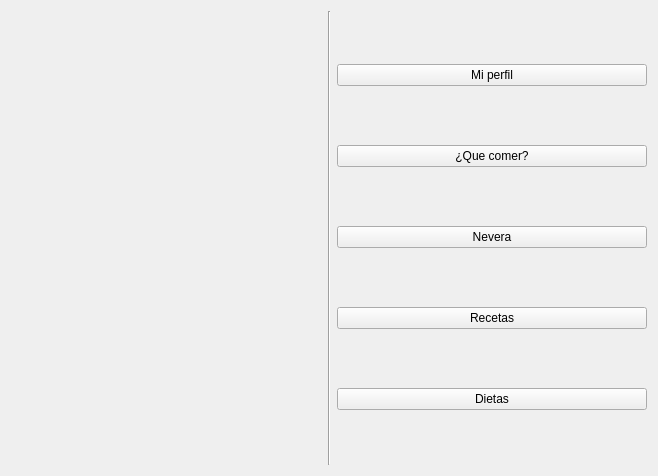
jesusgp22/Icemart, file mainwidget.ui: the form before one commit.
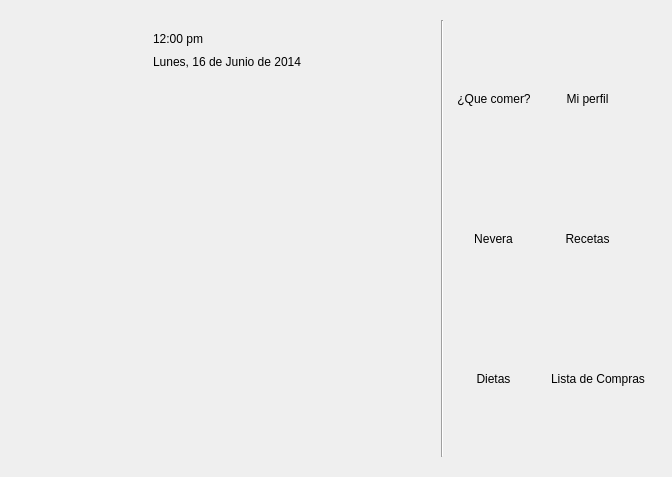
The form after the commit. Icons and pictures are not drawn.

Commit message:
Added mainwidget style and functions
Added clock, images, buttons, etc, etc

Patch:
```diff
--- a/mainwidget.ui
+++ b/mainwidget.ui
@@ -6,63 +6,313 @@
    <rect>
     <x>0</x>
     <y>0</y>
-    <width>658</width>
-    <height>476</height>
+    <width>672</width>
+    <height>477</height>
    </rect>
   </property>
   <property name="windowTitle">
    <string>Form</string>
   </property>
-  <layout class="QHBoxLayout" name="horizontalLayout">
+  <property name="styleSheet">
+   <string notr="true"/>
+  </property>
+  <layout class="QVBoxLayout" name="verticalLayout">
    <item>
-    <widget class="QWidget" name="widget" native="true"/>
-   </item>
-   <item>
-    <widget class="Line" name="line">
-     <property name="orientation">
-      <enum>Qt::Vertical</enum>
-     </property>
+    <widget class="QWidget" name="BackgroundWidget" native="true">
+     <layout class="QHBoxLayout" name="horizontalLayout">
+      <item>
+       <widget class="QWidget" name="widget" native="true">
+        <layout class="QVBoxLayout" name="verticalLayout_3">
+         <item>
+          <layout class="QHBoxLayout" name="horizontalLayout_3">
+           <item>
+            <spacer name="horizontalSpacer_3">
+             <property name="orientation">
+              <enum>Qt::Horizontal</enum>
+             </property>
+             <property name="sizeHint" stdset="0">
+              <size>
+               <width>40</width>
+               <height>20</height>
+              </size>
+             </property>
+            </spacer>
+           </item>
+           <item>
+            <layout class="QVBoxLayout" name="verticalLayout_2">
+             <item>
+              <layout class="QHBoxLayout" name="horizontalLayout_2">
+               <item>
+                <widget class="QLabel" name="timeLabel">
+                 <property name="styleSheet">
+                  <string notr="true">font: 28pt &quot;MS Shell Dlg 2&quot;;</string>
+                 </property>
+                 <property name="text">
+                  <string>12:00 pm</string>
+                 </property>
+                </widget>
+               </item>
+               <item>
+                <spacer name="horizontalSpacer">
+                 <property name="orientation">
+                  <enum>Qt::Horizontal</enum>
+                 </property>
+                 <property name="sizeType">
+                  <enum>QSizePolicy::Minimum</enum>
+                 </property>
+                 <property name="sizeHint" stdset="0">
+                  <size>
+                   <width>40</width>
+                   <height>20</height>
+                  </size>
+                 </property>
+                </spacer>
+               </item>
+              </layout>
+             </item>
+             <item>
+              <widget class="QLabel" name="dateLabel">
+               <property name="styleSheet">
+                <string notr="true">font: 12pt &quot;MS Shell Dlg 2&quot;;</string>
+               </property>
+               <property name="text">
+                <string>Lunes, 16 de Junio de 2014</string>
+               </property>
+              </widget>
+             </item>
+            </layout>
+           </item>
+           <item>
+            <spacer name="horizontalSpacer_2">
+             <property name="orientation">
+              <enum>Qt::Horizontal</enum>
+             </property>
+             <property name="sizeHint" stdset="0">
+              <size>
+               <width>40</width>
+               <height>20</height>
+              </size>
+             </property>
+            </spacer>
+           </item>
+          </layout>
+         </item>
+         <item>
+          <spacer name="verticalSpacer_2">
+           <property name="orientation">
+            <enum>Qt::Vertical</enum>
+           </property>
+           <property name="sizeHint" stdset="0">
+            <size>
+             <width>20</width>
+             <height>165</height>
+            </size>
+           </property>
+          </spacer>
+         </item>
+        </layout>
+       </widget>
+      </item>
+      <item>
+       <widget class="Line" name="line">
+        <property name="orientation">
+         <enum>Qt::Vertical</enum>
+        </property>
+       </widget>
+      </item>
+      <item>
+       <layout class="QGridLayout" name="gridLayout">
+        <item row="1" column="1">
+         <widget class="QToolButton" name="recipeButton">
+          <property name="minimumSize">
+           <size>
+            <width>87</width>
+            <height>111</height>
+           </size>
+          </property>
+          <property name="text">
+           <string>Recetas</string>
+          </property>
+          <property name="icon">
+           <iconset resource="res.qrc">
+            <normaloff>:/res/recipesicon.png</normaloff>:/res/recipesicon.png</iconset>
+          </property>
+          <property name="iconSize">
+           <size>
+            <width>80</width>
+            <height>80</height>
+           </size>
+          </property>
+          <property name="toolButtonStyle">
+           <enum>Qt::ToolButtonTextUnderIcon</enum>
+          </property>
+          <property name="autoRaise">
+           <bool>true</bool>
+          </property>
+         </widget>
+        </item>
+        <item row="1" column="0">
+         <widget class="QToolButton" name="foodButton">
+          <property name="minimumSize">
+           <size>
+            <width>87</width>
+            <height>111</height>
+           </size>
+          </property>
+          <property name="text">
+           <string>Nevera</string>
+          </property>
+          <property name="icon">
+           <iconset resource="res.qrc">
+            <normaloff>:/res/fridgeicon.png</normaloff>:/res/fridgeicon.png</iconset>
+          </property>
+          <property name="iconSize">
+           <size>
+            <width>80</width>
+            <height>80</height>
+           </size>
+          </property>
+          <property name="toolButtonStyle">
+           <enum>Qt::ToolButtonTextUnderIcon</enum>
+          </property>
+          <property name="autoRaise">
+           <bool>true</bool>
+          </property>
+         </widget>
+        </item>
+        <item row="0" column="0">
+         <widget class="QToolButton" name="sugestionButton">
+          <property name="minimumSize">
+           <size>
+            <width>87</width>
+            <height>111</height>
+           </size>
+          </property>
+          <property name="text">
+           <string>¿Que comer?</string>
+          </property>
+          <property name="icon">
+           <iconset resource="res.qrc">
+            <normaloff>:/res/mealicon.png</normaloff>:/res/mealicon.png</iconset>
+          </property>
+          <property name="iconSize">
+           <size>
+            <width>80</width>
+            <height>80</height>
+           </size>
+          </property>
+          <property name="toolButtonStyle">
+           <enum>Qt::ToolButtonTextUnderIcon</enum>
+          </property>
+          <property name="autoRaise">
+           <bool>true</bool>
+          </property>
+         </widget>
+        </item>
+        <item row="0" column="1">
+         <widget class="QToolButton" name="profileButton">
+          <property name="minimumSize">
+           <size>
+            <width>87</width>
+            <height>111</height>
+           </size>
+          </property>
+          <property name="text">
+           <string>Mi perfil</string>
+          </property>
+          <property name="icon">
+           <iconset resource="res.qrc">
+            <normaloff>:/res/profileicon.png</normaloff>:/res/profileicon.png</iconset>
+          </property>
+          <property name="iconSize">
+           <size>
+            <width>80</width>
+            <height>80</height>
+           </size>
+          </property>
+          <property name="toolButtonStyle">
+           <enum>Qt::ToolButtonTextUnderIcon</enum>
+          </property>
+          <property name="autoRaise">
+           <bool>true</bool>
+          </property>
+         </widget>
+        </item>
+        <item row="2" column="1">
+         <widget class="QToolButton" name="dietButton_2">
+          <property name="enabled">
+           <bool>true</bool>
+          </property>
+          <property name="minimumSize">
+           <size>
+            <width>87</width>
+            <height>111</height>
+           </size>
+          </property>
+          <property name="text">
+           <string>Lista de Compras</string>
+          </property>
+          <property name="icon">
+           <iconset resource="res.qrc">
+            <normaloff>:/res/listicon.png</normaloff>:/res/listicon.png</iconset>
+          </property>
+          <property name="iconSize">
+           <size>
+            <width>80</width>
+            <height>80</height>
+           </size>
+          </property>
+          <property name="checkable">
+           <bool>false</bool>
+          </property>
+          <property name="toolButtonStyle">
+           <enum>Qt::ToolButtonTextUnderIcon</enum>
+          </property>
+          <property name="autoRaise">
+           <bool>true</bool>
+          </property>
+         </widget>
+        </item>
+        <item row="2" column="0">
+         <widget class="QToolButton" name="dietButton">
+          <property name="enabled">
+           <bool>true</bool>
+          </property>
+          <property name="minimumSize">
+           <size>
+            <width>87</width>
+            <height>111</height>
+           </size>
+          </property>
+          <property name="text">
+           <string>Dietas</string>
+          </property>
+          <property name="icon">
+           <iconset resource="res.qrc">
+            <normaloff>:/res/dietplanicon.png</normaloff>:/res/dietplanicon.png</iconset>
+          </property>
+          <property name="iconSize">
+           <size>
+            <width>80</width>
+            <height>80</height>
+           </size>
+          </property>
+          <property name="checkable">
+           <bool>false</bool>
+          </property>
+          <property name="toolButtonStyle">
+           <enum>Qt::ToolButtonTextUnderIcon</enum>
+          </property>
+          <property name="autoRaise">
+           <bool>true</bool>
+          </property>
+         </widget>
+        </item>
+       </layout>
+      </item>
+     </layout>
     </widget>
    </item>
-   <item>
-    <layout class="QVBoxLayout" name="verticalLayout">
-     <item>
-      <widget class="QPushButton" name="profileButton">
-       <property name="text">
-        <string>Mi perfil</string>
-       </property>
-      </widget>
-     </item>
-     <item>
-      <widget class="QPushButton" name="sugestionButton">
-       <property name="text">
-        <string>¿Que comer?</string>
-       </property>
-      </widget>
-     </item>
-     <item>
-      <widget class="QPushButton" name="foodButton">
-       <property name="text">
-        <string>Nevera</string>
-       </property>
-      </widget>
-     </item>
-     <item>
-      <widget class="QPushButton" name="recipeButton">
-       <property name="text">
-        <string>Recetas</string>
-       </property>
-      </widget>
-     </item>
-     <item>
-      <widget class="QPushButton" name="dietButton">
-       <property name="text">
-        <string>Dietas</string>
-       </property>
-      </widget>
-     </item>
-    </layout>
-   </item>
   </layout>
  </widget>
  <resources/>
```
Left out of the diff: 4 changed lines with no effect on the pictures. The commit also changes 13 other files.
